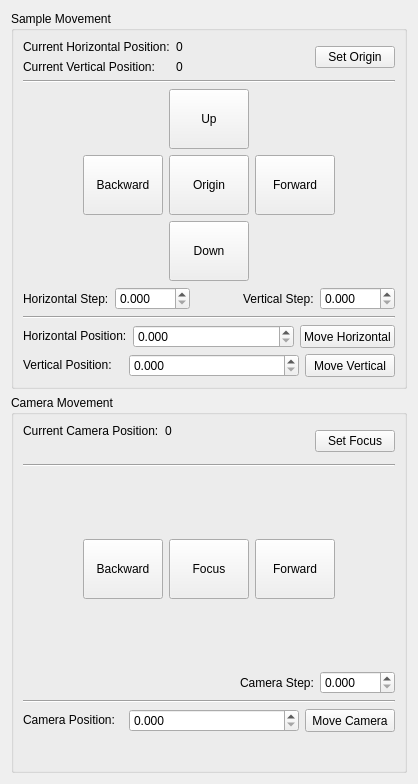
First picture: the form in lightsheet/gui/panels/ui_motor_panel.ui, repository LIOMLab/lightsheet, before the edit.
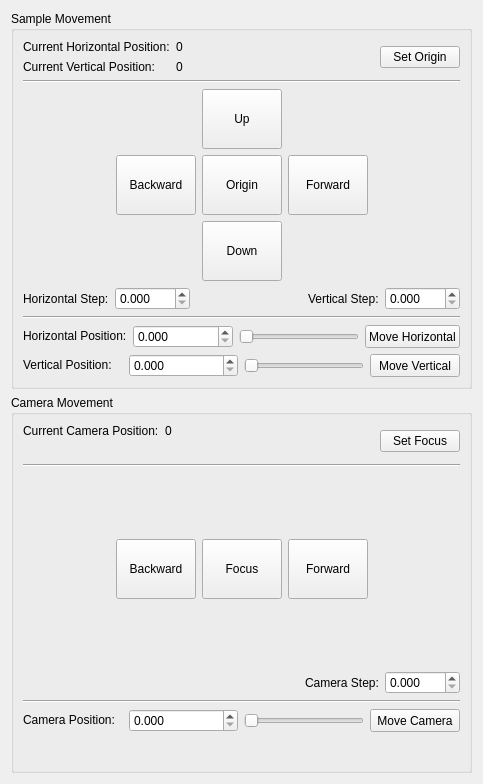
Second picture: the form after the edit. Custom widgets are drawn as their Qt base class.

Commit message: feat(field-spec): promote QDoubleSpinBox to FieldSpecSpinBox in 6 panels

```diff
--- a/lightsheet/gui/panels/ui_motor_panel.ui
+++ b/lightsheet/gui/panels/ui_motor_panel.ui
@@ -419,6 +419,20 @@
             </property>
            </widget>
           </item>
+          <item>
+          <widget class="QSlider" name="slider_doubleSpinBox_sampleSetHPosition">
+          <property name="orientation">
+          <enum>Qt::Horizontal</enum>
+          </property>
+          <property name="minimumSize">
+          <size>
+          <width>120</width>
+          <height>0</height>
+          </size>
+          </property>
+          </widget>
+          </item>
+
           <item>
            <widget class="QPushButton" name="pushButton_sampleGotoHPosition">
             <property name="sizePolicy">
@@ -486,6 +500,20 @@
             </property>
            </widget>
           </item>
+          <item>
+          <widget class="QSlider" name="slider_doubleSpinBox_sampleSetVPosition">
+          <property name="orientation">
+          <enum>Qt::Horizontal</enum>
+          </property>
+          <property name="minimumSize">
+          <size>
+          <width>120</width>
+          <height>0</height>
+          </size>
+          </property>
+          </widget>
+          </item>
+
           <item>
            <widget class="QPushButton" name="pushButton_sampleGotoVPosition">
             <property name="sizePolicy">
@@ -851,6 +879,20 @@
             </property>
            </widget>
           </item>
+          <item>
+          <widget class="QSlider" name="slider_doubleSpinBox_cameraSetPosition">
+          <property name="orientation">
+          <enum>Qt::Horizontal</enum>
+          </property>
+          <property name="minimumSize">
+          <size>
+          <width>120</width>
+          <height>0</height>
+          </size>
+          </property>
+          </widget>
+          </item>
+
           <item>
            <widget class="QPushButton" name="pushButton_cameraGotoPosition">
             <property name="sizePolicy">
@@ -899,6 +941,13 @@
    </item>
   </layout>
  </widget>
- <resources/>
+ <customwidgets>
+ <customwidget>
+  <class>FieldSpecSpinBox</class>
+  <extends>QDoubleSpinBox</extends>
+  <header>lightsheet.gui.widgets.field_spec_spinbox</header>
+ </customwidget>
+</customwidgets>
+<resources/>
  <connections/>
 </ui>
```
Left out of the diff: 12 changed lines with no effect on the pictures. The commit also changes 13 other files.
